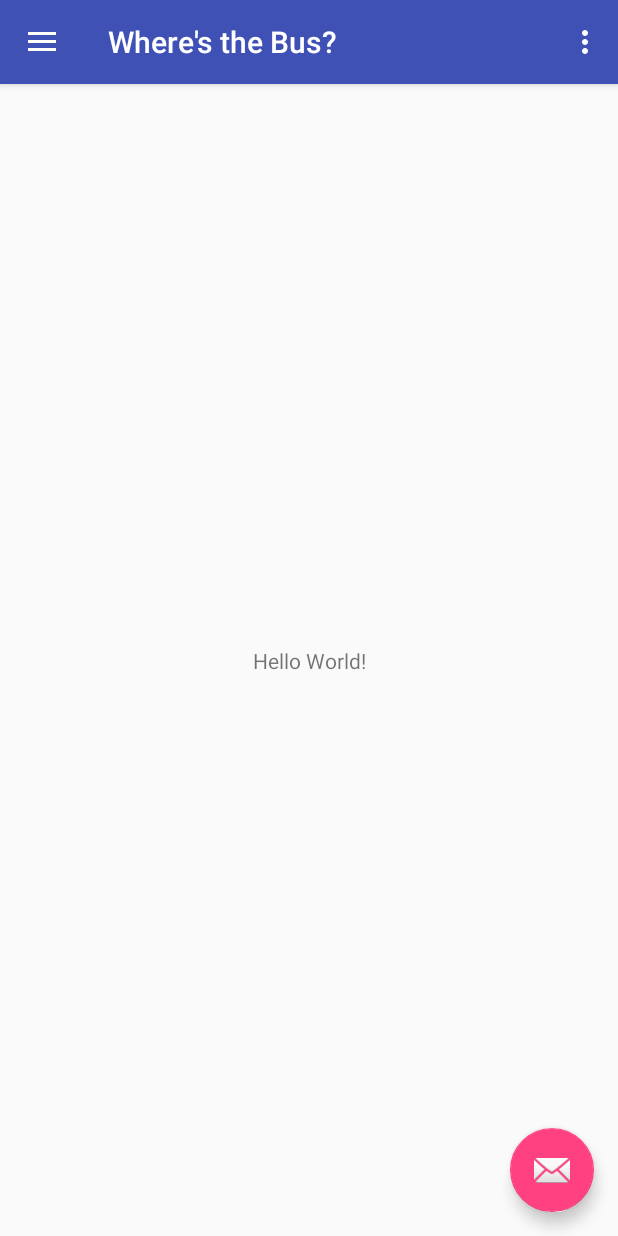
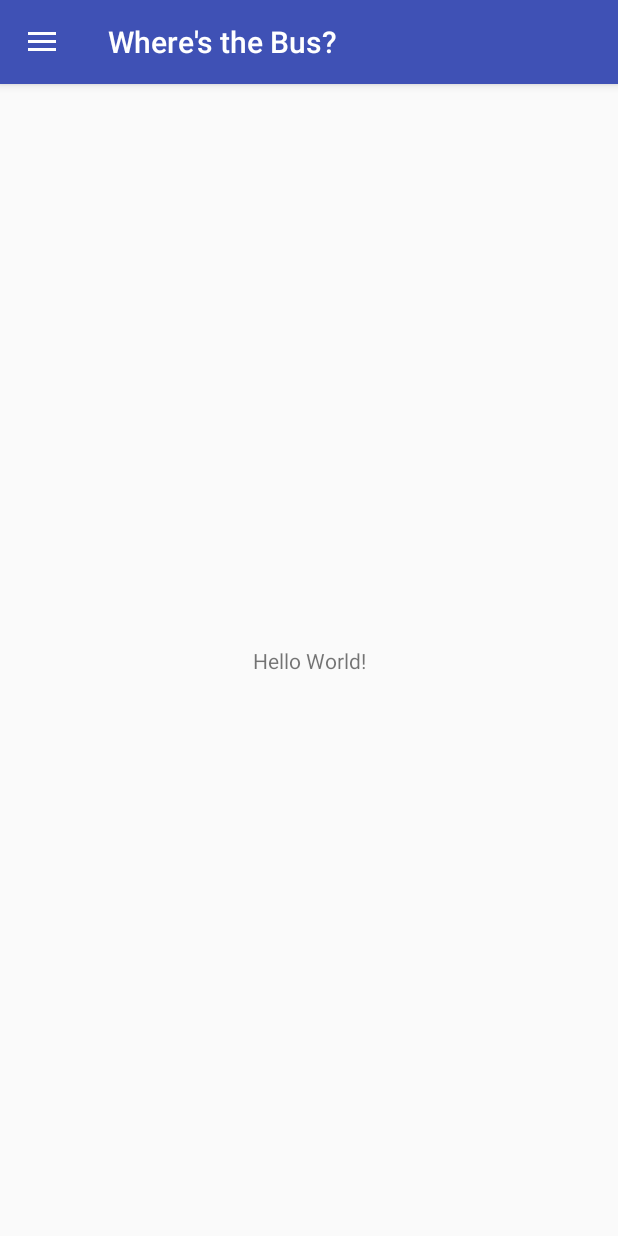
Before and after one commit to CampusHackTeamMeme/WheresTheBus, an Android app: the screen it shows after launch (NavigationDrawer), on a phone screen of 412 x 824 dp. Run offline under Robolectric (Android 15) with nearby library versions, the phone set to English and light mode, and no system bars.

Commit message:
more ui tweaks

```diff
--- a/BusFinderApp/app/src/main/java/meme/wheresthebus/NavigationDrawer.java
+++ b/BusFinderApp/app/src/main/java/meme/wheresthebus/NavigationDrawer.java
@@ -22,15 +22,6 @@ public class NavigationDrawer extends AppCompatActivity
         setContentView(R.layout.activity_navigation_drawer);
         Toolbar toolbar = (Toolbar) findViewById(R.id.toolbar);
         setSupportActionBar(toolbar);
-
-        FloatingActionButton fab = (FloatingActionButton) findViewById(R.id.fab);
-        fab.setOnClickListener(new View.OnClickListener() {
-            @Override
-            public void onClick(View view) {
-                Snackbar.make(view, "Replace with your own action", Snackbar.LENGTH_LONG)
-                        .setAction("Action", null).show();
-            }
-        });
 
         DrawerLayout drawer = (DrawerLayout) findViewById(R.id.drawer_layout);
         ActionBarDrawerToggle toggle = new ActionBarDrawerToggle(
@@ -66,11 +57,6 @@ public class NavigationDrawer extends AppCompatActivity
         // as you specify a parent activity in AndroidManifest.xml.
         int id = item.getItemId();
 
-        //noinspection SimplifiableIfStatement
-        if (id == R.id.action_settings) {
-            return true;
-        }
-
         return super.onOptionsItemSelected(item);
     }
 
--- a/BusFinderApp/app/src/main/res/layout/app_bar_navigation_drawer.xml
+++ b/BusFinderApp/app/src/main/res/layout/app_bar_navigation_drawer.xml
@@ -22,12 +22,4 @@
 
     <include layout="@layout/content_navigation_drawer" />
 
-    <android.support.design.widget.FloatingActionButton
-        android:id="@+id/fab"
-        android:layout_width="wrap_content"
-        android:layout_height="wrap_content"
-        android:layout_gravity="bottom|end"
-        android:layout_margin="@dimen/fab_margin"
-        app:srcCompat="@android:drawable/ic_dialog_email" />
-
 </android.support.design.widget.CoordinatorLayout>
--- a/BusFinderApp/app/src/main/res/menu/navigation_drawer.xml
+++ b/BusFinderApp/app/src/main/res/menu/navigation_drawer.xml
@@ -1,9 +1,3 @@
 <?xml version="1.0" encoding="utf-8"?>
 <menu xmlns:android="http://schemas.android.com/apk/res/android"
-    xmlns:app="http://schemas.android.com/apk/res-auto">
-    <item
-        android:id="@+id/action_settings"
-        android:orderInCategory="100"
-        android:title="@string/action_settings"
-        app:showAsAction="never" />
-</menu>
+    xmlns:app="http://schemas.android.com/apk/res-auto"></menu>
```
Also changed, not shown: BusFinderApp/app/src/main/java/meme/wheresthebus/comms/BusStops.java (+9 -1 lines).
